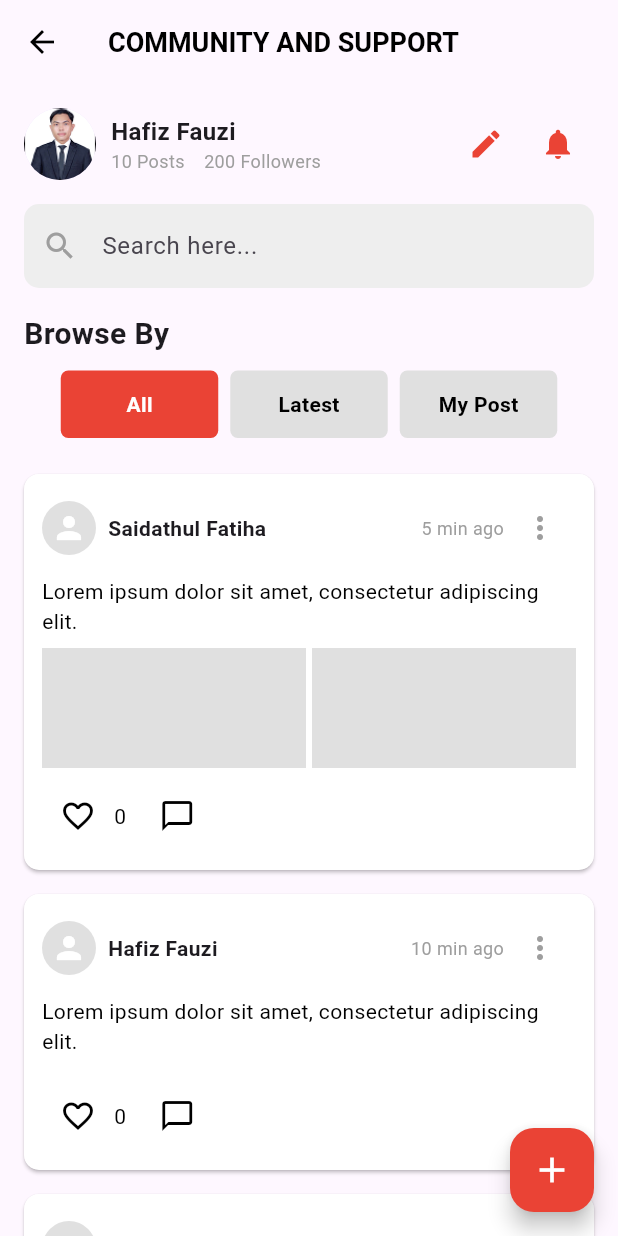
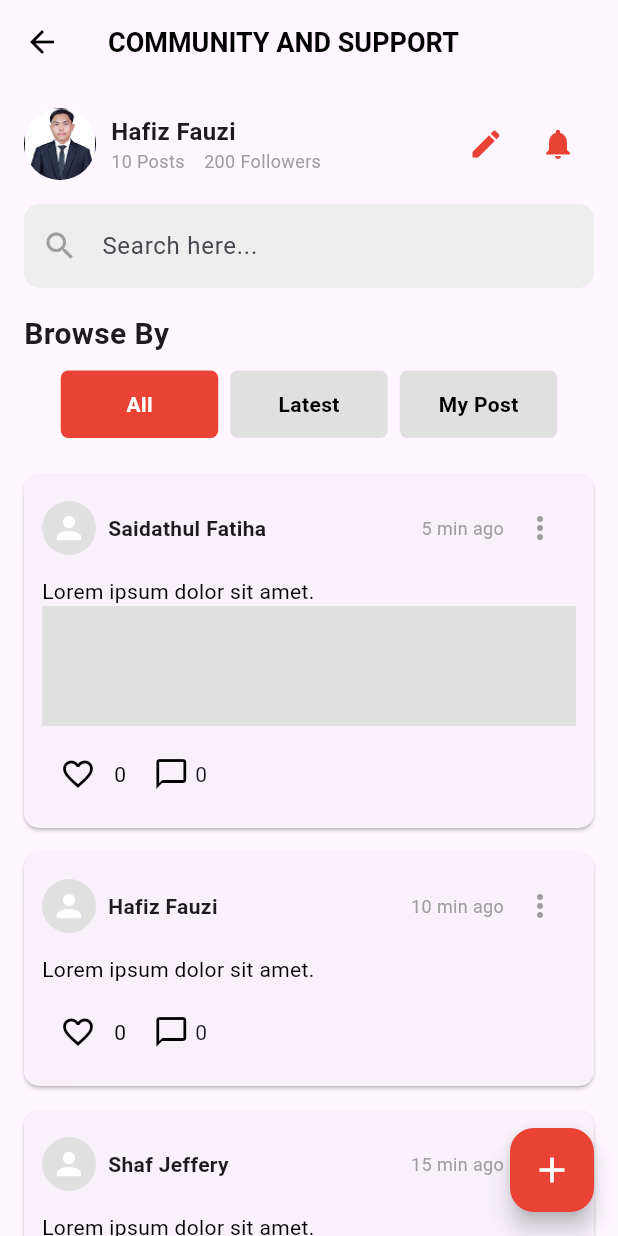
Before and after one commit to Hafizfauzi02/resqheart, a Flutter app: the CommunityScreen screen opened directly, on a phone screen of 412 x 824 dp. Run offline on Flutter 3.47's test engine with Material 3 defaults, Android fonts, the phone set to English and light mode, and no system bars.

Commit message:
community final

```diff
--- a/lib/pages/community/community.dart
+++ b/lib/pages/community/community.dart
@@ -6,9 +6,11 @@ class CommunityScreen extends StatefulWidget {
 }
 
 class _CommunityScreenState extends State<CommunityScreen> {
-  String selectedFilter = "All"; // Default selected filter
-  Map<int, bool> likedPosts = {}; // Tracks liked posts (Post ID → Liked/Not)
-  Map<int, int> likeCounts = {}; // Tracks like counts (Post ID → Like Count)
+  String selectedFilter = "All";
+  Map<int, bool> likedPosts = {};
+  Map<int, int> likeCounts = {};
+  Map<int, List<String>> postComments = {};
+  TextEditingController commentController = TextEditingController();
 
   @override
   Widget build(BuildContext context) {
@@ -17,9 +19,7 @@ class _CommunityScreenState extends State<CommunityScreen> {
         elevation: 0,
         leading: IconButton(
           icon: Icon(Icons.arrow_back, color: Colors.black),
-          onPressed: () {
-            Navigator.pop(context); // Navigates back
-          },
+          onPressed: () => Navigator.pop(context),
         ),
         title: Text(
           "COMMUNITY AND SUPPORT",
@@ -42,9 +42,7 @@ class _CommunityScreenState extends State<CommunityScreen> {
                 children: [
                   CircleAvatar(
                     radius: 24,
-                    backgroundImage: AssetImage(
-                      'assets/hafiz.png',
-                    ), // Replace with real image
+                    backgroundImage: AssetImage('assets/hafiz.png'),
                   ),
                   SizedBox(width: 10),
                   Column(
@@ -66,15 +64,11 @@ class _CommunityScreenState extends State<CommunityScreen> {
                   Spacer(),
                   IconButton(
                     icon: Icon(Icons.edit, color: Color(0xFFEA4335)),
-                    onPressed: () {
-                      // Edit profile action
-                    },
+                    onPressed: () {},
                   ),
                   IconButton(
                     icon: Icon(Icons.notifications, color: Color(0xFFEA4335)),
-                    onPressed: () {
-                      // Notification action
-                    },
+                    onPressed: () {},
                   ),
                 ],
               ),
@@ -117,28 +111,25 @@ class _CommunityScreenState extends State<CommunityScreen> {
 
               // List of Posts
               _buildPostCard(
-                postId: 1,
-                name: "Saidathul Fatiha",
-                timeAgo: "5 min ago",
-                content:
-                    "Lorem ipsum dolor sit amet, consectetur adipiscing elit.",
-                hasImages: true,
+                1,
+                "Saidathul Fatiha",
+                "5 min ago",
+                "Lorem ipsum dolor sit amet.",
+                true,
               ),
               _buildPostCard(
-                postId: 2,
-                name: "Hafiz Fauzi",
-                timeAgo: "10 min ago",
-                content:
-                    "Lorem ipsum dolor sit amet, consectetur adipiscing elit.",
-                hasImages: false,
+                2,
+                "Hafiz Fauzi",
+                "10 min ago",
+                "Lorem ipsum dolor sit amet.",
+                false,
               ),
               _buildPostCard(
-                postId: 3,
-                name: "Shaf Jeffery",
-                timeAgo: "15 min ago",
-                content:
-                    "Lorem ipsum dolor sit amet, consectetur adipiscing elit.",
-                hasImages: false,
+                3,
+                "Shaf Jeffery",
+                "15 min ago",
+                "Lorem ipsum dolor sit amet.",
+                false,
               ),
             ],
           ),
@@ -147,10 +138,8 @@ class _CommunityScreenState extends State<CommunityScreen> {
 
       // Floating Action Button
       floatingActionButton: FloatingActionButton(
-        backgroundColor: Color(0xFFEA4335), // Red color
-        onPressed: () {
-          // Add new post action
-        },
+        backgroundColor: Color(0xFFEA4335),
+        onPressed: () {},
         child: Icon(Icons.add, color: Colors.white, size: 28),
       ),
     );
@@ -160,11 +149,7 @@ class _CommunityScreenState extends State<CommunityScreen> {
   Widget _buildFilterButton(String title) {
     bool isSelected = selectedFilter == title;
     return GestureDetector(
-      onTap: () {
-        setState(() {
-          selectedFilter = title;
-        });
-      },
+      onTap: () => setState(() => selectedFilter = title),
       child: Container(
         width: 105,
         height: 45,
@@ -186,19 +171,19 @@ class _CommunityScreenState extends State<CommunityScreen> {
     );
   }
 
-  // Post Card Widget with Like Feature
-  Widget _buildPostCard({
-    required int postId,
-    required String name,
-    required String timeAgo,
-    required String content,
-    required bool hasImages,
-  }) {
+  // Post Card Widget
+  Widget _buildPostCard(
+    int postId,
+    String name,
+    String timeAgo,
+    String content,
+    bool hasImages,
+  ) {
     bool isLiked = likedPosts[postId] ?? false;
     int likeCount = likeCounts[postId] ?? 0;
+    List<String> comments = postComments[postId] ?? [];
 
     return Card(
-      color: Colors.white,
       shape: RoundedRectangleBorder(borderRadius: BorderRadius.circular(10)),
       margin: EdgeInsets.symmetric(vertical: 8),
       elevation: 1,
@@ -207,7 +192,6 @@ class _CommunityScreenState extends State<CommunityScreen> {
         child: Column(
           crossAxisAlignment: CrossAxisAlignment.start,
           children: [
-            // User Info & Time
             Row(
               children: [
                 CircleAvatar(
@@ -232,27 +216,9 @@ class _CommunityScreenState extends State<CommunityScreen> {
               ],
             ),
             SizedBox(height: 8),
-
-            // Post Content
             Text(content, style: TextStyle(fontSize: 14, color: Colors.black)),
+            if (hasImages) Container(height: 80, color: Colors.grey[300]),
             SizedBox(height: 8),
-
-            // Images (if available)
-            if (hasImages)
-              Row(
-                children: [
-                  Expanded(
-                    child: Container(height: 80, color: Colors.grey[300]),
-                  ),
-                  SizedBox(width: 4),
-                  Expanded(
-                    child: Container(height: 80, color: Colors.grey[300]),
-                  ),
-                ],
-              ),
-            SizedBox(height: 8),
-
-            // Like & Comment Icons
             Row(
               children: [
                 IconButton(
@@ -260,13 +226,12 @@ class _CommunityScreenState extends State<CommunityScreen> {
                     isLiked ? Icons.favorite : Icons.favorite_border,
                     color: isLiked ? Colors.red : Colors.black,
                   ),
-                  onPressed: () {
-                    setState(() {
-                      likedPosts[postId] = !isLiked;
-                      likeCounts[postId] =
-                          isLiked ? likeCount - 1 : likeCount + 1;
-                    });
-                  },
+                  onPressed:
+                      () => setState(() {
+                        likedPosts[postId] = !isLiked;
+                        likeCounts[postId] =
+                            isLiked ? likeCount - 1 : likeCount + 1;
+                      }),
                 ),
                 Text(
                   likeCount.toString(),
@@ -274,10 +239,17 @@ class _CommunityScreenState extends State<CommunityScreen> {
                 ),
                 SizedBox(width: 10),
                 IconButton(
-                  icon: Icon(Icons.chat_bubble_outline, color: Colors.black),
-                  onPressed: () {
-                    // Comment action
-                  },
+                  icon: Row(
+                    children: [
+                      Icon(Icons.chat_bubble_outline, color: Colors.black),
+                      SizedBox(width: 4),
+                      Text(
+                        comments.length.toString(),
+                        style: TextStyle(fontSize: 14),
+                      ),
+                    ],
+                  ),
+                  onPressed: () => _showCommentDialog(postId),
                 ),
               ],
             ),
@@ -286,4 +258,76 @@ class _CommunityScreenState extends State<CommunityScreen> {
       ),
     );
   }
+
+  // Comment Dialog
+  void _showCommentDialog(int postId) {
+    showModalBottomSheet(
+      context: context,
+      isScrollControlled: true,
+      shape: RoundedRectangleBorder(
+        borderRadius: BorderRadius.vertical(top: Radius.circular(20)),
+      ),
+      builder: (context) {
+        return StatefulBuilder(
+          builder: (context, setState) {
+            List<String> comments = postComments[postId] ?? [];
+
+            return Padding(
+              padding: MediaQuery.of(context).viewInsets,
+              child: Container(
+                height: 400,
+                padding: EdgeInsets.all(16),
+                child: Column(
+                  children: [
+                    Row(
+                      mainAxisAlignment: MainAxisAlignment.spaceBetween,
+                      children: [
+                        Text(
+                          "Comments",
+                          style: TextStyle(
+                            fontSize: 18,
+                            fontWeight: FontWeight.bold,
+                          ),
+                        ),
+                        IconButton(
+                          icon: Icon(Icons.close),
+                          onPressed: () => Navigator.pop(context),
+                        ),
+                      ],
+                    ),
+                    Expanded(
+                      child: ListView(
+                        children:
+                            comments
+                                .map(
+                                  (comment) => ListTile(title: Text(comment)),
+                                )
+                                .toList(),
+                      ),
+                    ),
+                    TextField(
+                      controller: commentController,
+                      decoration: InputDecoration(
+                        hintText: "Write a comment...",
+                        suffixIcon: IconButton(
+                          icon: Icon(Icons.send, color: Colors.red),
+                          onPressed: () {
+                            setState(
+                              () => comments.add(commentController.text),
+                            );
+                            postComments[postId] = comments;
+                            commentController.clear();
+                          },
+                        ),
+                      ),
+                    ),
+                  ],
+                ),
+              ),
+            );
+          },
+        );
+      },
+    );
+  }
 }
```
